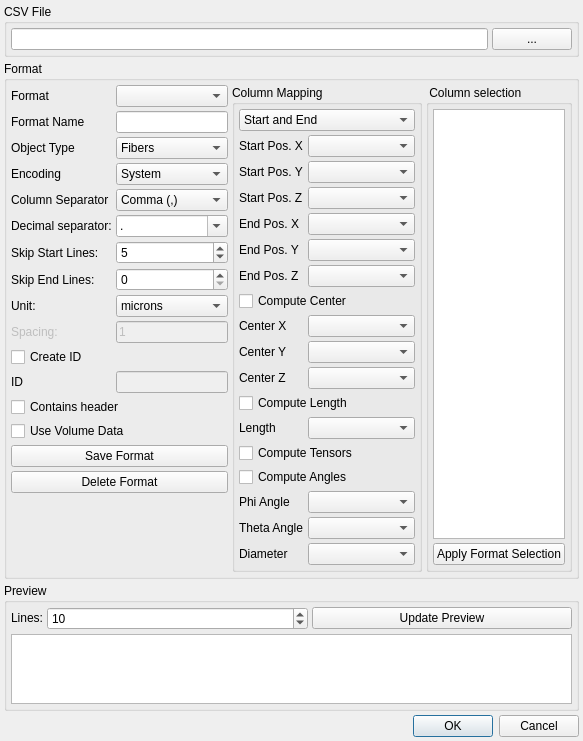
The window that modules/FeatureScout/CsvInput.ui (3dct/open_iA) describes before a commit, drawn with Qt 5.
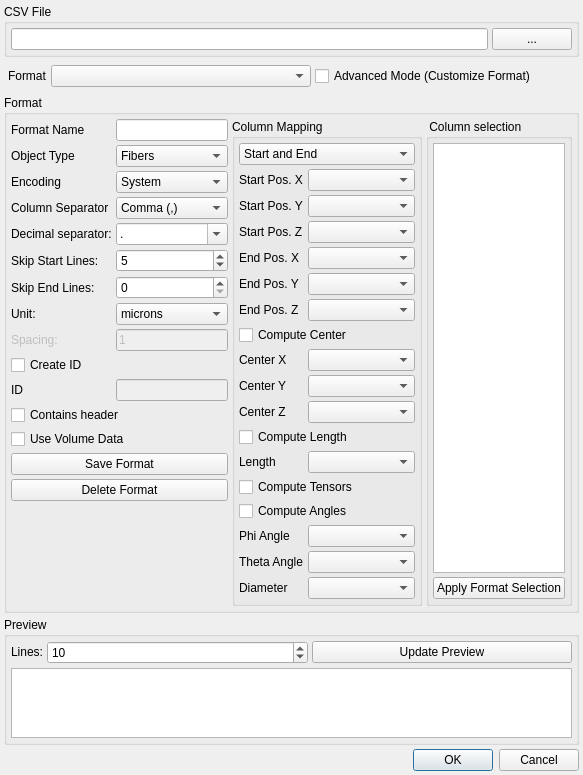
The same window after the commit.

Commit message: FeatureScout: csv reading - Advanced Mode (& simple mode with only format selection)

```diff
--- a/modules/FeatureScout/CsvInput.ui
+++ b/modules/FeatureScout/CsvInput.ui
@@ -7,7 +7,7 @@
     <x>0</x>
     <y>0</y>
     <width>517</width>
-    <height>651</height>
+    <height>672</height>
    </rect>
   </property>
   <property name="windowTitle">
@@ -69,6 +69,54 @@
      </layout>
     </widget>
    </item>
+   <item>
+    <widget class="QWidget" name="wd_formatSelectionAdvanced" native="true">
+     <layout class="QHBoxLayout" name="layout_FormatSelectionAdvanced">
+      <property name="spacing">
+       <number>4</number>
+      </property>
+      <property name="leftMargin">
+       <number>4</number>
+      </property>
+      <property name="topMargin">
+       <number>4</number>
+      </property>
+      <property name="rightMargin">
+       <number>4</number>
+      </property>
+      <property name="bottomMargin">
+       <number>4</number>
+      </property>
+      <item>
+       <widget class="QLabel" name="lbl_FormatSelector">
+        <property name="sizePolicy">
+         <sizepolicy hsizetype="Fixed" vsizetype="Preferred">
+          <horstretch>0</horstretch>
+          <verstretch>0</verstretch>
+         </sizepolicy>
+        </property>
+        <property name="text">
+         <string>Format</string>
+        </property>
+       </widget>
+      </item>
+      <item>
+       <widget class="QComboBox" name="cmbbox_Format">
+        <property name="editable">
+         <bool>false</bool>
+        </property>
+       </widget>
+      </item>
+      <item>
+       <widget class="QCheckBox" name="cb_AdvancedMode">
+        <property name="text">
+         <string>Advanced Mode (Customize Format)</string>
+        </property>
+       </widget>
+      </item>
+     </layout>
+    </widget>
+   </item>
    <item>
     <widget class="QGroupBox" name="grpbox_Format">
      <property name="sizePolicy">
@@ -104,20 +152,6 @@
         <property name="verticalSpacing">
          <number>4</number>
         </property>
-        <item row="0" column="0">
-         <widget class="QLabel" name="lbl_FormatSelector">
-          <property name="text">
-           <string>Format</string>
-          </property>
-         </widget>
-        </item>
-        <item row="0" column="1">
-         <widget class="QComboBox" name="cmbbox_Format">
-          <property name="editable">
-           <bool>false</bool>
-          </property>
-         </widget>
-        </item>
         <item row="1" column="0">
          <widget class="QLabel" name="lbl_FormatName">
           <property name="text">
```
The commit also changes 2 other files.
